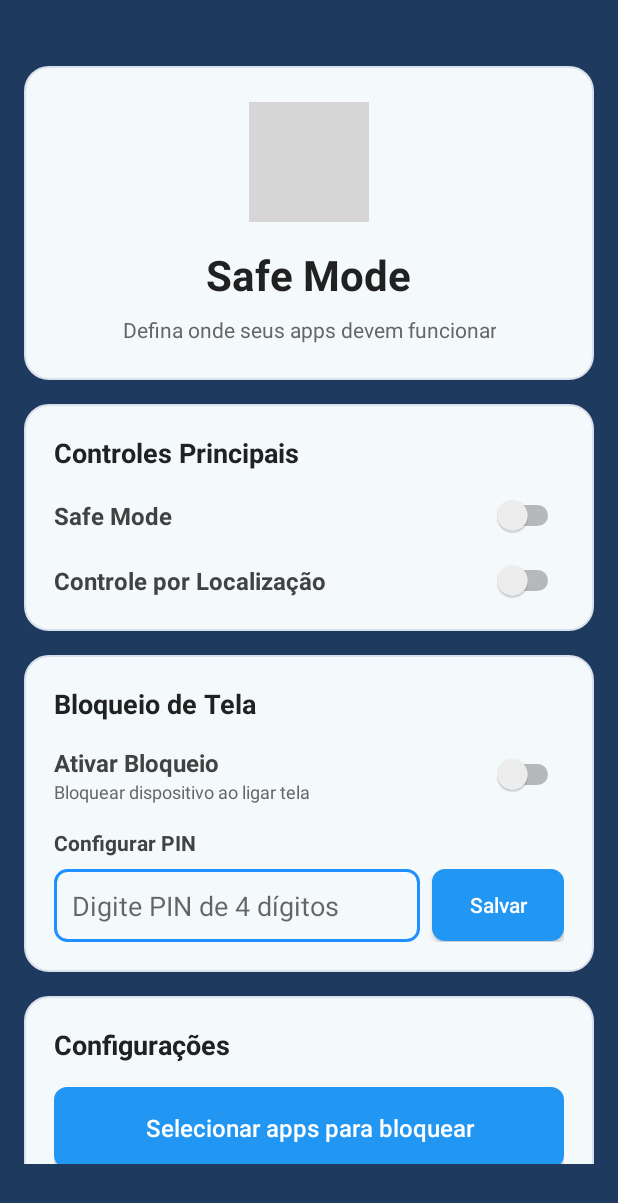
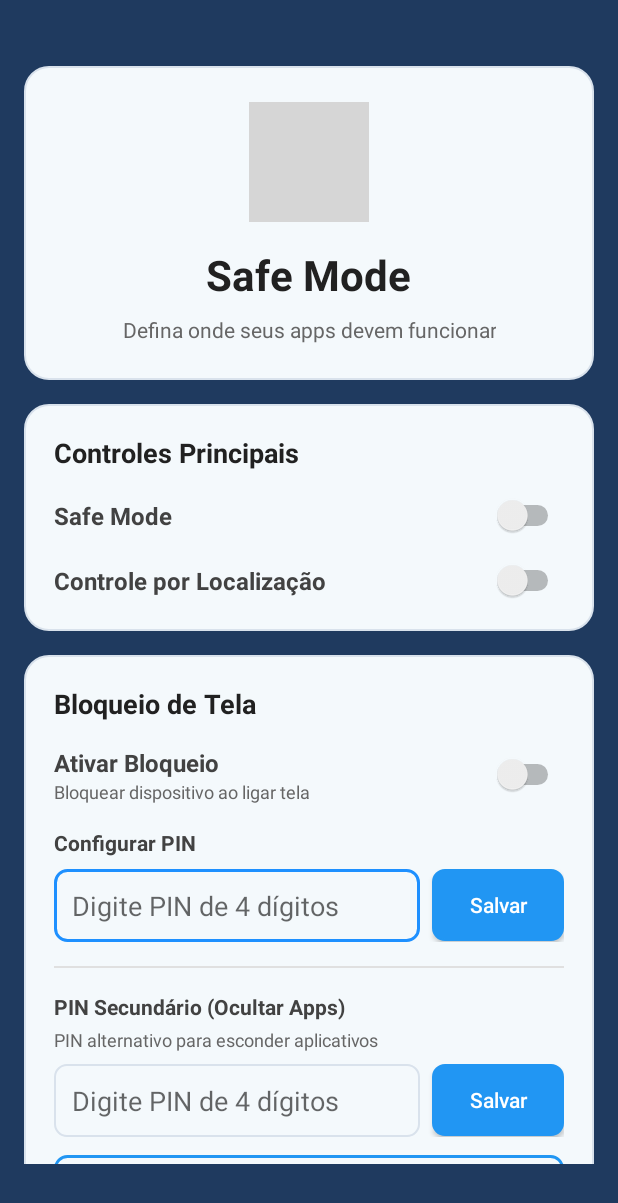
Before and after one commit to vitormtz/SafeMode, an Android app: the screen it shows after launch (MainActivity), on a phone screen of 412 x 824 dp. Shown: the top 1203 px of the screen. Run offline under Robolectric (Android 15) with nearby library versions, the phone set to English and light mode, and no system bars; grey boxes are pictures that could not be loaded.

Commit message:
feat: add secondary PIN and launcher settings UI

```diff
--- a/app/src/main/res/layout/activity_main.xml
+++ b/app/src/main/res/layout/activity_main.xml
@@ -238,6 +238,72 @@
 
                 </LinearLayout>
 
+                <!-- Campo PIN Secundário -->
+                <View
+                    android:layout_width="match_parent"
+                    android:layout_height="1dp"
+                    android:background="#E0E0E0"
+                    android:layout_marginVertical="16dp" />
+
+                <TextView
+                    android:layout_width="wrap_content"
+                    android:layout_height="wrap_content"
+                    android:text="PIN Secundário (Ocultar Apps)"
+                    android:textSize="14sp"
+                    android:textStyle="bold"
+                    android:textColor="#424242"
+                    android:layout_marginBottom="4dp" />
+
+                <TextView
+                    android:layout_width="wrap_content"
+                    android:layout_height="wrap_content"
+                    android:text="PIN alternativo para esconder aplicativos"
+                    android:textSize="12sp"
+                    android:textColor="#666666"
+                    android:layout_marginBottom="8dp" />
+
+                <LinearLayout
+                    android:layout_width="match_parent"
+                    android:layout_height="wrap_content"
+                    android:orientation="horizontal"
+                    android:gravity="center_vertical"
+                    android:layout_marginBottom="12dp">
+
+                    <EditText
+                        android:id="@+id/et_secondary_pin"
+                        android:layout_width="0dp"
+                        android:layout_height="wrap_content"
+                        android:layout_weight="1"
+                        android:hint="Digite PIN de 4 dígitos"
+                        android:inputType="numberPassword"
+                        android:maxLength="4"
+                        android:background="@drawable/edittext_background"
+                        android:padding="12dp" />
+
+                    <Button
+                        android:id="@+id/btn_save_secondary_pin"
+                        android:layout_width="wrap_content"
+                        android:layout_height="wrap_content"
+                        android:text="Salvar"
+                        android:textColor="@color/button_text_white"
+                        android:background="@drawable/button_rounded"
+                        android:layout_marginStart="8dp"
+                        android:textAllCaps="false" />
+
+                </LinearLayout>
+
+                <!-- Botão Selecionar Apps para Ocultar -->
+                <Button
+                    android:id="@+id/btn_select_hidden_apps"
+                    android:layout_width="match_parent"
+                    android:layout_height="wrap_content"
+                    android:text="Selecionar apps para ocultar"
+                    android:textSize="14sp"
+                    android:textColor="@color/button_text_blue"
+                    android:background="@drawable/button_outline"
+                    android:padding="12dp"
+                    android:textAllCaps="false" />
+
             </LinearLayout>
 
             <!-- Botões de Configuração -->
@@ -294,6 +360,19 @@
                     android:textColor="@color/button_text_white"
                     android:background="@drawable/button_rounded"
                     android:padding="16dp"
+                    android:layout_marginBottom="12dp"
+                    android:textAllCaps="false"/>
+
+                <!-- Botão Definir como Launcher Padrão -->
+                <Button
+                    android:id="@+id/btn_set_default_launcher"
+                    android:layout_width="match_parent"
+                    android:layout_height="wrap_content"
+                    android:text="Definir como launcher padrão"
+                    android:textSize="16sp"
+                    android:textColor="@color/button_text_blue"
+                    android:background="@drawable/button_outline"
+                    android:padding="16dp"
                     android:textAllCaps="false"/>
 
             </LinearLayout>
```
